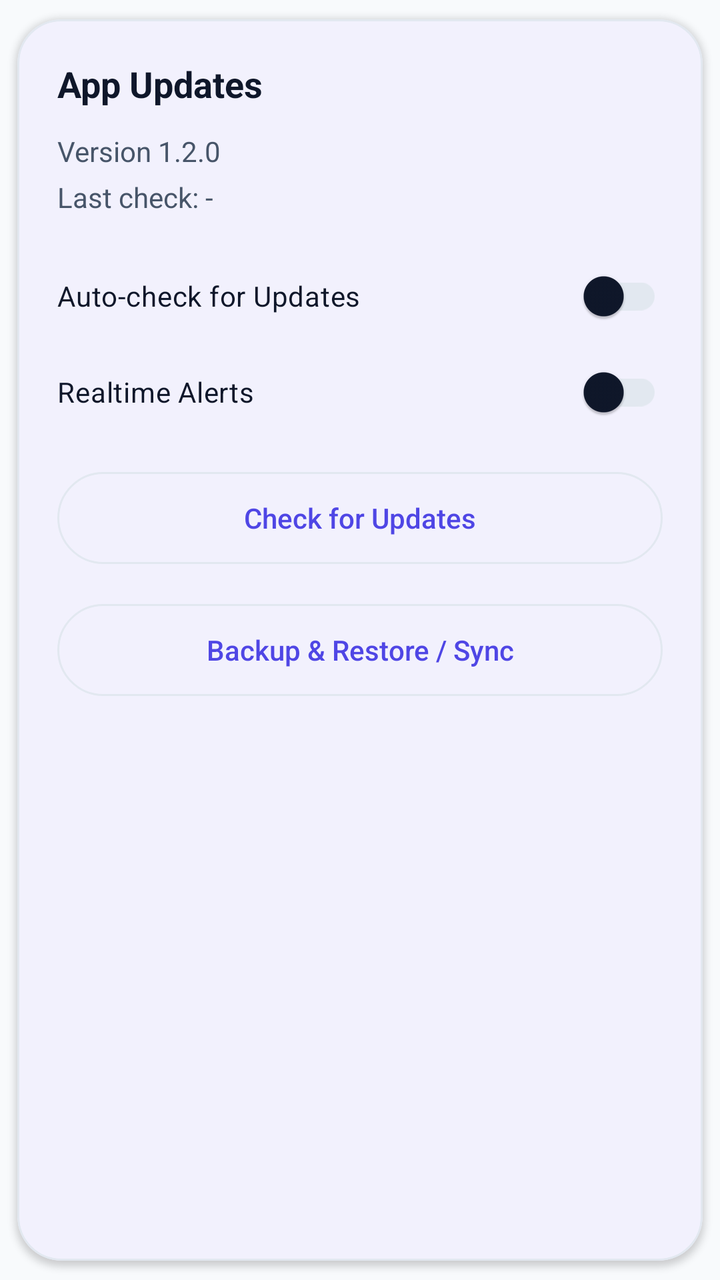
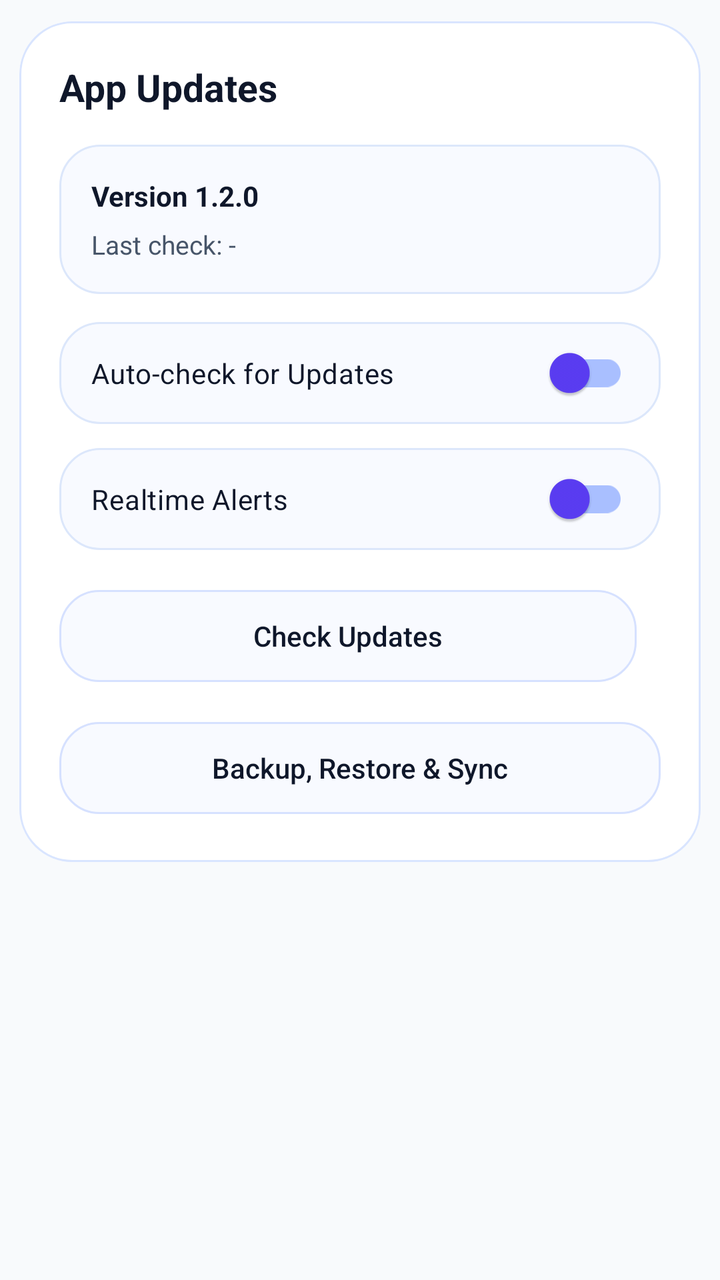

Screens rendered from an Android XML layout before and after an edit, with the pre-edit source and the edit as a unified diff.
<!-- AndroidManifest.xml: application theme Theme.VirtualLabAdmin -->
<!-- res/layout/item_settings_updates.xml -->
<?xml version="1.0" encoding="utf-8"?>
<com.google.android.material.card.MaterialCardView xmlns:android="http://schemas.android.com/apk/res/android"
    xmlns:app="http://schemas.android.com/apk/res-auto"
    style="@style/Widget.VirtualLab.Card"
    android:layout_width="match_parent"
    android:layout_height="wrap_content"
    android:layout_marginTop="@dimen/space_md">
    <LinearLayout android:layout_width="match_parent" android:layout_height="wrap_content" android:orientation="vertical" android:padding="@dimen/space_lg">
        <TextView android:layout_width="wrap_content" android:layout_height="wrap_content" android:text="App Updates" android:textColor="@color/text_primary" android:textSize="18sp" android:textStyle="bold" />
        <TextView android:id="@+id/appVersionText" android:layout_width="match_parent" android:layout_height="wrap_content" android:layout_marginTop="@dimen/space_sm" android:text="Version 1.2.0" android:textColor="@color/text_muted" />
        <TextView android:id="@+id/appUpdateStatusText" android:layout_width="match_parent" android:layout_height="wrap_content" android:layout_marginTop="4dp" android:text="Last check: -" android:textColor="@color/text_muted" />
        <com.google.android.material.switchmaterial.SwitchMaterial android:id="@+id/autoUpdateSwitch" android:layout_width="match_parent" android:layout_height="wrap_content" android:layout_marginTop="@dimen/space_md" android:text="Auto-check for Updates" android:textColor="@color/text_primary" />
        <com.google.android.material.switchmaterial.SwitchMaterial android:id="@+id/realtimeAlertsSwitch" android:layout_width="match_parent" android:layout_height="wrap_content" android:text="Realtime Alerts" android:textColor="@color/text_primary" />
        <com.google.android.material.button.MaterialButton android:id="@+id/checkUpdateBtn" style="@style/Widget.Material3.Button.OutlinedButton" android:layout_width="match_parent" android:layout_height="@dimen/btn_h" android:layout_marginTop="@dimen/space_sm" android:text="Check for Updates" />
        <com.google.android.material.button.MaterialButton android:id="@+id/updateNowBtn" android:layout_width="match_parent" android:layout_height="@dimen/btn_h" android:layout_marginTop="@dimen/space_sm" android:text="Update Now" android:textColor="@android:color/white" android:visibility="gone" app:backgroundTint="@color/brand" />
        <com.google.android.material.button.MaterialButton android:id="@+id/syncRemoteConfigBtn" style="@style/Widget.Material3.Button.OutlinedButton" android:layout_width="match_parent" android:layout_height="@dimen/btn_h" android:layout_marginTop="@dimen/space_sm" android:text="Backup &amp; Restore / Sync" />
    </LinearLayout>
</com.google.android.material.card.MaterialCardView>
<!-- resources referenced by this layout -->
<resources>
  <color name="brand">#4F46E5</color>
  <color name="text_muted">#475569</color>
  <color name="text_primary">#0F172A</color>
  <dimen name="btn_h">54dp</dimen>
  <dimen name="space_lg">20dp</dimen>
  <dimen name="space_md">16dp</dimen>
  <dimen name="space_sm">12dp</dimen>
  <style name="Widget.VirtualLab.Card" parent="Widget.Material3.CardView.Outlined">
          <item name="cardBackgroundColor">@color/bg_surface</item>
          <item name="strokeColor">@color/stroke</item>
          <item name="strokeWidth">1dp</item>
          <item name="cardCornerRadius">@dimen/radius_lg</item>
          <item name="cardElevation">2dp</item>
          <item name="cardUseCompatPadding">true</item>
      </style>
  <color name="bg_surface">#FFFFFF</color>
  <color name="stroke">#E2E8F0</color>
  <dimen name="radius_lg">22dp</dimen>
  <color name="bg_dark">#F8FAFC</color>
  <style name="Widget.VirtualLab.Button" parent="Widget.Material3.Button">
          <item name="android:textAllCaps">false</item>
          <item name="android:insetLeft">0dp</item>
          <item name="android:insetRight">0dp</item>
          <item name="android:insetTop">0dp</item>
          <item name="android:insetBottom">0dp</item>
          <item name="android:minHeight">@dimen/btn_h</item>
          <item name="cornerRadius">@dimen/radius_lg</item>
          <item name="android:letterSpacing">0</item>
          <item name="elevation">0dp</item>
      </style>
  <style name="Widget.VirtualLab.TextInputLayout.Outlined" parent="Widget.Material3.TextInputLayout.OutlinedBox">
          <item name="boxStrokeColor">@color/stroke</item>
          <item name="hintTextColor">@color/text_muted</item>
          <item name="boxStrokeWidth">1dp</item>
          <item name="boxStrokeWidthFocused">2dp</item>
          <item name="boxCornerRadiusTopStart">@dimen/radius_lg</item>
          <item name="boxCornerRadiusTopEnd">@dimen/radius_lg</item>
          <item name="boxCornerRadiusBottomStart">@dimen/radius_lg</item>
          <item name="boxCornerRadiusBottomEnd">@dimen/radius_lg</item>
          <item name="boxBackgroundColor">@android:color/white</item>
      </style>
  <!-- unchanged entries left out for length: 1 -->
</resources>

<!-- the commit's change to res/layout/item_settings_updates.xml (unified diff, before → after) -->
@@ -1,18 +1,125 @@
 <?xml version="1.0" encoding="utf-8"?>
 <com.google.android.material.card.MaterialCardView xmlns:android="http://schemas.android.com/apk/res/android"
     xmlns:app="http://schemas.android.com/apk/res-auto"
-    style="@style/Widget.VirtualLab.Card"
     android:layout_width="match_parent"
     android:layout_height="wrap_content"
-    android:layout_marginTop="@dimen/space_md">
-    <LinearLayout android:layout_width="match_parent" android:layout_height="wrap_content" android:orientation="vertical" android:padding="@dimen/space_lg">
-        <TextView android:layout_width="wrap_content" android:layout_height="wrap_content" android:text="App Updates" android:textColor="@color/text_primary" android:textSize="18sp" android:textStyle="bold" />
-        <TextView android:id="@+id/appVersionText" android:layout_width="match_parent" android:layout_height="wrap_content" android:layout_marginTop="@dimen/space_sm" android:text="Version 1.2.0" android:textColor="@color/text_muted" />
-        <TextView android:id="@+id/appUpdateStatusText" android:layout_width="match_parent" android:layout_height="wrap_content" android:layout_marginTop="4dp" android:text="Last check: -" android:textColor="@color/text_muted" />
-        <com.google.android.material.switchmaterial.SwitchMaterial android:id="@+id/autoUpdateSwitch" android:layout_width="match_parent" android:layout_height="wrap_content" android:layout_marginTop="@dimen/space_md" android:text="Auto-check for Updates" android:textColor="@color/text_primary" />
-        <com.google.android.material.switchmaterial.SwitchMaterial android:id="@+id/realtimeAlertsSwitch" android:layout_width="match_parent" android:layout_height="wrap_content" android:text="Realtime Alerts" android:textColor="@color/text_primary" />
-        <com.google.android.material.button.MaterialButton android:id="@+id/checkUpdateBtn" style="@style/Widget.Material3.Button.OutlinedButton" android:layout_width="match_parent" android:layout_height="@dimen/btn_h" android:layout_marginTop="@dimen/space_sm" android:text="Check for Updates" />
-        <com.google.android.material.button.MaterialButton android:id="@+id/updateNowBtn" android:layout_width="match_parent" android:layout_height="@dimen/btn_h" android:layout_marginTop="@dimen/space_sm" android:text="Update Now" android:textColor="@android:color/white" android:visibility="gone" app:backgroundTint="@color/brand" />
-        <com.google.android.material.button.MaterialButton android:id="@+id/syncRemoteConfigBtn" style="@style/Widget.Material3.Button.OutlinedButton" android:layout_width="match_parent" android:layout_height="@dimen/btn_h" android:layout_marginTop="@dimen/space_sm" android:text="Backup &amp; Restore / Sync" />
+    android:layout_marginTop="@dimen/space_md"
+    app:cardBackgroundColor="@android:color/transparent"
+    app:cardCornerRadius="26dp"
+    app:cardElevation="0dp"
+    app:strokeColor="@android:color/transparent">
+
+    <LinearLayout
+        android:layout_width="match_parent"
+        android:layout_height="wrap_content"
+        android:background="@drawable/bg_settings_glass_card"
+        android:orientation="vertical"
+        android:padding="20dp">
+
+        <TextView
+            android:layout_width="wrap_content"
+            android:layout_height="wrap_content"
+            android:text="App Updates"
+            android:textColor="@color/text_primary"
+            android:textSize="19sp"
+            android:textStyle="bold" />
+
+        <LinearLayout
+            android:layout_width="match_parent"
+            android:layout_height="wrap_content"
+            android:layout_marginTop="16dp"
+            android:background="@drawable/bg_settings_row"
+            android:orientation="vertical"
+            android:padding="16dp">
+
+            <TextView
+                android:id="@+id/appVersionText"
+                android:layout_width="match_parent"
+                android:layout_height="wrap_content"
+                android:text="Version 1.2.0"
+                android:textColor="@color/text_primary"
+                android:textSize="14sp"
+                android:textStyle="bold" />
+
+            <TextView
+                android:id="@+id/appUpdateStatusText"
+                android:layout_width="match_parent"
+                android:layout_height="wrap_content"
+                android:layout_marginTop="6dp"
+                android:text="Last check: -"
+                android:textColor="@color/text_muted"
+                android:textSize="13sp" />
+        </LinearLayout>
+
+        <com.google.android.material.switchmaterial.SwitchMaterial
+            android:id="@+id/autoUpdateSwitch"
+            android:layout_width="match_parent"
+            android:layout_height="wrap_content"
+            android:layout_marginTop="14dp"
+            android:background="@drawable/bg_settings_row"
+            android:padding="16dp"
+            android:text="Auto-check for Updates"
+            android:textColor="@color/text_primary"
+            app:thumbTint="@color/settings_switch_thumb"
+            app:trackTint="@color/settings_switch_track" />
+
+        <com.google.android.material.switchmaterial.SwitchMaterial
+            android:id="@+id/realtimeAlertsSwitch"
+            android:layout_width="match_parent"
+            android:layout_height="wrap_content"
+            android:layout_marginTop="12dp"
+            android:background="@drawable/bg_settings_row"
+            android:padding="16dp"
+            android:text="Realtime Alerts"
+            android:textColor="@color/text_primary"
+            app:thumbTint="@color/settings_switch_thumb"
+            app:trackTint="@color/settings_switch_track" />
+
+        <LinearLayout
+            android:layout_width="match_parent"
+            android:layout_height="wrap_content"
+            android:layout_marginTop="16dp"
+            android:orientation="horizontal">
+
+            <com.google.android.material.button.MaterialButton
+                android:id="@+id/checkUpdateBtn"
+                style="@style/Widget.Material3.Button.OutlinedButton"
+                android:layout_width="0dp"
+                android:layout_height="@dimen/btn_h"
+                android:layout_weight="1"
+                android:text="Check Updates"
+                android:textColor="@color/text_primary"
+                app:backgroundTint="#F8FAFF"
+                app:cornerRadius="20dp"
+                app:strokeColor="#D6E1FF" />
+
+            <Space
+                android:layout_width="12dp"
+                android:layout_height="1dp" />
+
+            <com.google.android.material.button.MaterialButton
+                android:id="@+id/updateNowBtn"
+                style="@style/Widget.VirtualLab.Button"
+                android:layout_width="0dp"
+                android:layout_height="@dimen/btn_h"
+                android:layout_weight="1"
+                android:background="@drawable/bg_save_button_gradient"
+                android:text="Update Now"
+                android:textColor="@android:color/white"
+                android:visibility="gone"
+                app:backgroundTint="@android:color/transparent" />
+        </LinearLayout>
+
+        <com.google.android.material.button.MaterialButton
+            android:id="@+id/syncRemoteConfigBtn"
+            style="@style/Widget.Material3.Button.OutlinedButton"
+            android:layout_width="match_parent"
+            android:layout_height="@dimen/btn_h"
+            android:layout_marginTop="12dp"
+            android:text="Backup, Restore &amp; Sync"
+            android:textColor="@color/text_primary"
+            app:backgroundTint="#F8FAFF"
+            app:cornerRadius="20dp"
+            app:strokeColor="#D6E1FF" />
     </LinearLayout>
 </com.google.android.material.card.MaterialCardView>
<!-- resource entries referenced after the edit -->
@@ -1,12 +1,39 @@
 <!-- resources referenced by this layout -->
 <resources>
+  <color name="settings_switch_thumb">#5B3DF5</color>
+  <color name="settings_switch_track">#A9BFFF</color>
   <color name="brand">#4F46E5</color>
   <color name="text_muted">#475569</color>
   <color name="text_primary">#0F172A</color>
   <dimen name="btn_h">54dp</dimen>
-  <dimen name="space_lg">20dp</dimen>
   <dimen name="space_md">16dp</dimen>
-  <dimen name="space_sm">12dp</dimen>
+  <!-- drawable bg_save_button_gradient (drawable) -->
+  <?xml version="1.0" encoding="utf-8"?>
+  <shape xmlns:android="http://schemas.android.com/apk/res/android">
+      <gradient
+          android:angle="0"
+          android:endColor="#3B82F6"
+          android:startColor="#6D4CFF" />
+      <corners android:radius="22dp" />
+  </shape>
+  <!-- drawable bg_settings_glass_card (drawable) -->
+  <?xml version="1.0" encoding="utf-8"?>
+  <shape xmlns:android="http://schemas.android.com/apk/res/android">
+      <solid android:color="#F9FFFFFF" />
+      <stroke
+          android:width="1dp"
+          android:color="#D9E5FF" />
+      <corners android:radius="26dp" />
+  </shape>
+  <!-- drawable bg_settings_row (drawable) -->
+  <?xml version="1.0" encoding="utf-8"?>
+  <shape xmlns:android="http://schemas.android.com/apk/res/android">
+      <solid android:color="#F8FAFF" />
+      <stroke
+          android:width="1dp"
+          android:color="#DCE7FB" />
+      <corners android:radius="20dp" />
+  </shape>
   <style name="Widget.VirtualLab.Card" parent="Widget.Material3.CardView.Outlined">
           <item name="cardBackgroundColor">@color/bg_surface</item>
           <item name="strokeColor">@color/stroke</item>
